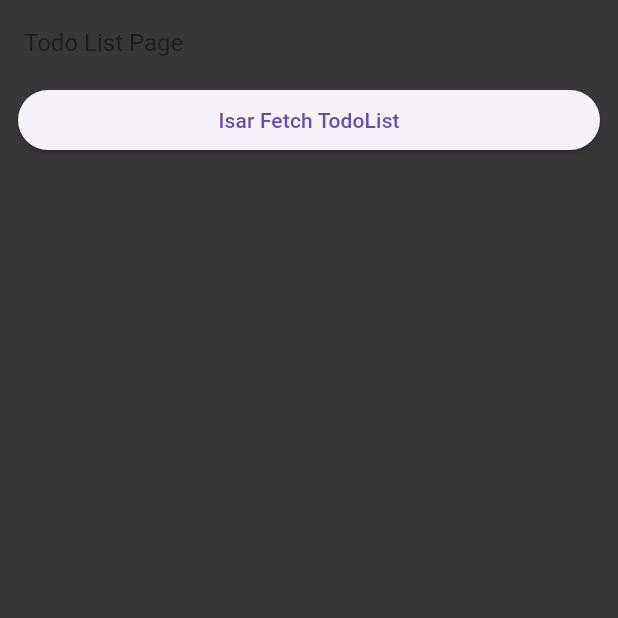
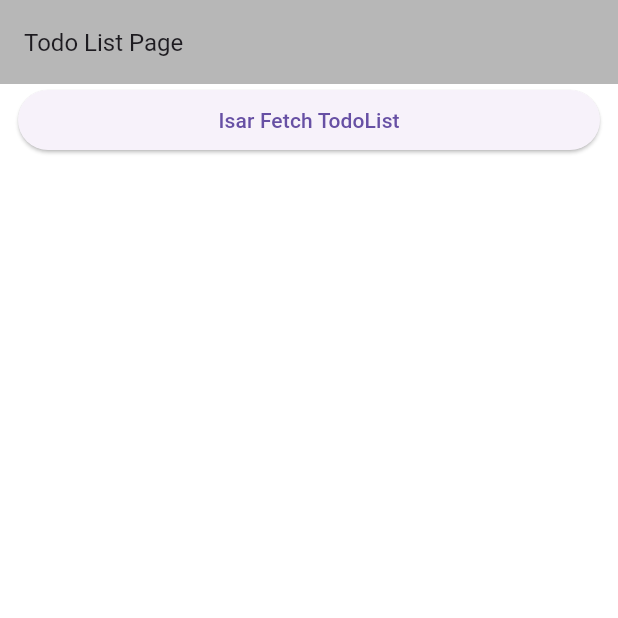
Before and after one commit to Shibata-Nanami/flutter_task_7, a Flutter app: the screen it shows after launch, after a tap on "Start App", on a phone screen of 412 x 824 dp, the top half of it. Run offline on Flutter 3.47's test engine with Material 2 defaults, Android fonts, the phone set to English and light mode, and no system bars; our stand-ins replace cached_network_image, dio, flutter_hooks, freezed_annotation, go_router, hooks_riverpod and 4 more; missing offline and left inert: encrypt, hashids2; accounts and stored records are empty; generated files the repository leaves out were written again; Roboto replaces fonts that are missing (LINE_Seed_JP); project files that could hold a hidden picture were left out.

Commit message:
base_scaffoldのカラー変更

```diff
--- a/lib/presentation/component/base_scaffold.dart
+++ b/lib/presentation/component/base_scaffold.dart
@@ -19,7 +19,7 @@ class BaseScaffold extends StatelessWidget {
   @override
   Widget build(BuildContext context) {
     return Scaffold(
-      backgroundColor: const Color.fromARGB(255, 55, 55, 55),
+      backgroundColor: const Color.fromARGB(255, 255, 255, 255),
       appBar: isShowAppBar
           ? AppBar(
               automaticallyImplyLeading: false,
@@ -30,7 +30,7 @@ class BaseScaffold extends StatelessWidget {
                 ),
               ),
               elevation: 0,
-              backgroundColor: const Color.fromARGB(255, 55, 55, 55),
+              backgroundColor: const Color.fromARGB(255, 183, 183, 183),
             )
           : null,
       body: child,
```
